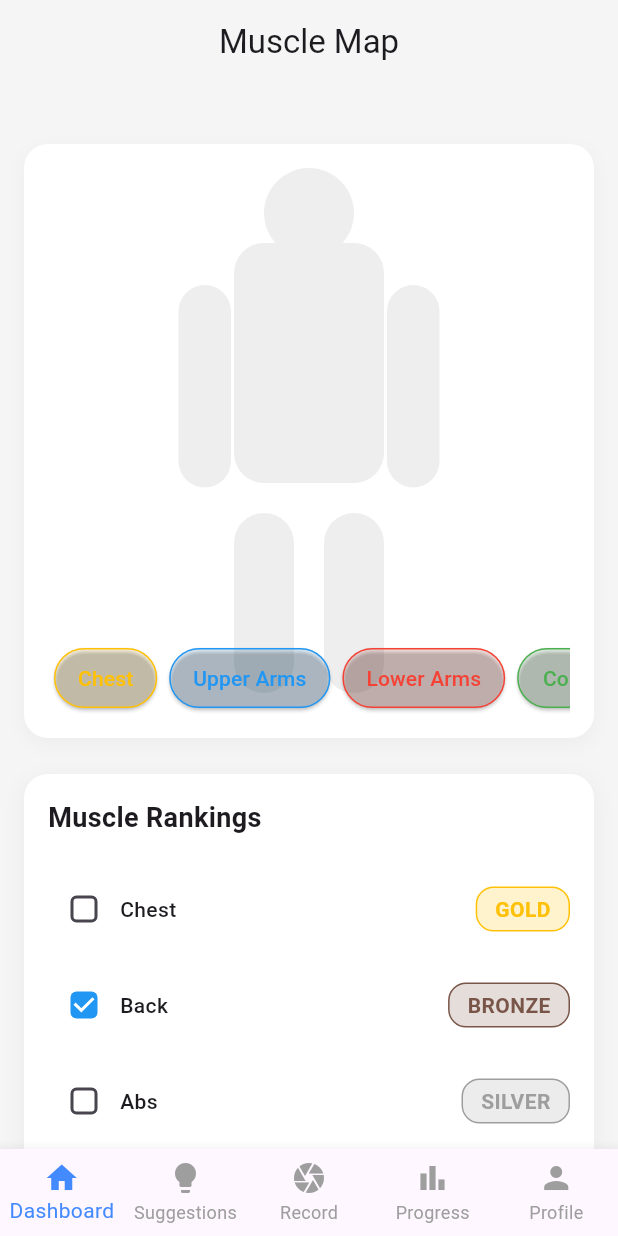
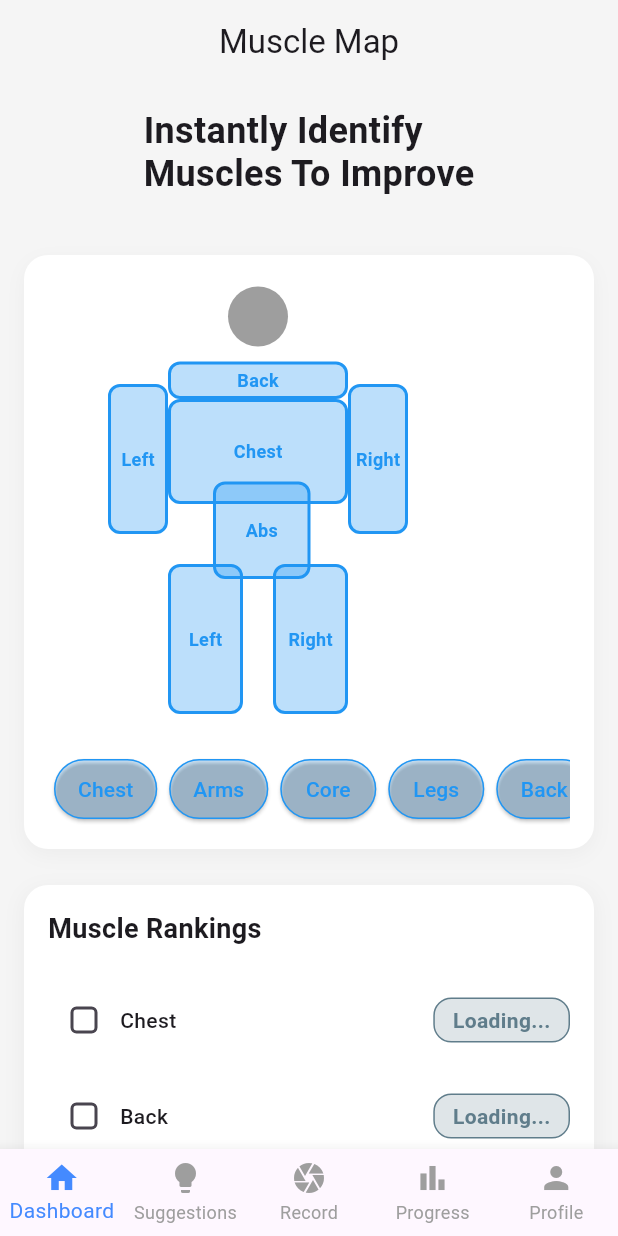
Before and after one commit to amarsheth19/GymGenius, a Flutter app: the screen it shows after launch, item 5 of the bottom bar chosen, after a tap on "Sign in", after a tap on the "arrow back" icon, on a phone screen of 412 x 824 dp. Run offline on Flutter 3.47's test engine with Material 3 defaults, Android fonts, the phone set to English and light mode, and no system bars; our stand-ins replace camera, cloud_firestore, firebase_auth, firebase_core, table_calendar, video_player; accounts and stored records are empty.

Commit message:
Created backend logic for dashboard page

```diff
--- a/lib/dashboard_page.dart
+++ b/lib/dashboard_page.dart
@@ -1,12 +1,59 @@
 import 'package:flutter/material.dart';
+import 'package:firebase_auth/firebase_auth.dart';
+import 'package:cloud_firestore/cloud_firestore.dart';
 
-class DashboardPage extends StatelessWidget {
+class DashboardPage extends StatefulWidget {
   const DashboardPage({super.key});
+
+  @override
+  State<DashboardPage> createState() => _DashboardPageState();
+}
+
+class _DashboardPageState extends State<DashboardPage> {
+  final _auth = FirebaseAuth.instance;
+  final _firestore = FirebaseFirestore.instance;
+  Map<String, String> _muscleRanks = {};
+
+  @override
+  void initState() {
+    super.initState();
+    _fetchMuscleRanks();
+  }
+
+  Future<void> _fetchMuscleRanks() async {
+    final user = _auth.currentUser;
+    if (user == null) return;
+
+    final snapshot = await _firestore
+        .collection('userRanks')
+        .doc(user.uid)
+        .collection('muscleGroups')
+        .get();
+
+    final expectedMuscles = [
+      'Chest', 'Back', 'Abs', 'Left Arm', 'Right Arm', 'Left Leg', 'Right Leg'
+    ];
+
+    final data = {
+      for (var doc in snapshot.docs)
+        if (expectedMuscles.contains(doc.id)) doc.id: doc['rank'] as String,
+    };
+
+    setState(() => _muscleRanks = data);
+  }
+
+  String _getRank(String muscle) {
+    return _muscleRanks[muscle] ?? 'Loading...';
+  }
+
+  bool _isChecked(String muscle) {
+    return _getRank(muscle).contains('GOLD');
+  }
 
   @override
   Widget build(BuildContext context) {
     return Scaffold(
-      backgroundColor: const Color.fromARGB(255, 245, 245, 245),
+      backgroundColor: Colors.grey[100],
       appBar: AppBar(
         title: const Text('Muscle Map'),
         centerTitle: true,
@@ -18,7 +65,7 @@ class DashboardPage extends StatelessWidget {
           padding: const EdgeInsets.all(16.0),
           child: Column(
             children: [
-              // _buildHeaderSection(), // Uncomment if you want to use this section.
+              _buildHeaderSection(),
               const SizedBox(height: 24),
               _buildInteractiveBodyGraph(context),
               const SizedBox(height: 24),
@@ -29,6 +76,7 @@ class DashboardPage extends StatelessWidget {
       ),
     );
   }
+
 
   // ========== CORE COMPONENTS ========== //
 
@@ -54,111 +102,26 @@ class DashboardPage extends StatelessWidget {
               painter: _BodyPainter(),
               child: Stack(
                 children: [
+                  Positioned(
+                    top: 5, // Adjust the position to place it above the torso
+                    left: 120, // Center it horizontally
+                    child: Container(
+                      width: 40, // Circular head width
+                      height: 40, // Circular head height
+                      decoration: BoxDecoration(
+                        color: Colors.grey, // Head color
+                        shape: BoxShape.circle,
+                      ),
+                    ),
+                  ),
                   // Chest and Back
-                  _buildMuscleZone(
-                    context,
-                    'Back',
-                    Colors.brown,
-                    100,
-                    100,
-                    640,
-                    70,
-                  ),
-                  _buildMuscleZone(
-                    context,
-                    'Chest',
-                    Colors.amber,
-                    100,
-                    60,
-                    640,
-                    60,
-                  ),
-                  // Arms
-                  _buildMuscleZone(
-                    context,
-                    'Left Arm',
-                    Colors.blue,
-                    40,
-                    70,
-                    600,
-                    60,
-                  ),
-                  _buildMuscleZone(
-                    context,
-                    'Right Arm',
-                    Colors.blue,
-                    40,
-                    70,
-                    740,
-                    60,
-                  ),
-                  // Forearms
-                  _buildMuscleZone(
-                    context,
-                    'Left Forearm',
-                    Colors.red,
-                    35,
-                    50,
-                    602,
-                    135,
-                  ),
-                  _buildMuscleZone(
-                    context,
-                    'Right Forearm',
-                    Colors.red,
-                    35,
-                    50,
-                    742,
-                    135,
-                  ),
-                  // Core
-                  _buildMuscleZone(
-                    context,
-                    'Abs',
-                    Colors.green,
-                    100,
-                    60,
-                    640,
-                    140,
-                  ),
-                  // Legs
-                  _buildMuscleZone(
-                    context,
-                    'Left Upper Leg',
-                    Colors.purple,
-                    40,
-                    60,
-                    640,
-                    200,
-                  ),
-                  _buildMuscleZone(
-                    context,
-                    'Right Upper Leg',
-                    Colors.purple,
-                    40,
-                    60,
-                    700,
-                    200,
-                  ),
-                  // Lower Legs
-                  _buildMuscleZone(
-                    context,
-                    'Left Calf',
-                    Colors.orange,
-                    40,
-                    60,
-                    640,
-                    260,
-                  ),
-                  _buildMuscleZone(
-                    context,
-                    'Right Calf',
-                    Colors.orange,
-                    40,
-                    60,
-                    700,
-                    260,
-                  ),
+                  _buildMuscleZone(context, 'Back', 120, 25, 80, 55),
+                  _buildMuscleZone(context, 'Chest', 120, 70, 80, 80),
+                  _buildMuscleZone(context, 'Left Arm', 40, 100, 40, 70),
+                  _buildMuscleZone(context, 'Right Arm', 40, 100, 200, 70),
+                  _buildMuscleZone(context, 'Abs', 65, 65, 110, 135),
+                  _buildMuscleZone(context, 'Left Leg', 50, 100, 80, 190),
+                  _buildMuscleZone(context, 'Right Leg', 50, 100, 150, 190),
                 ],
               ),
             ),
@@ -171,17 +134,17 @@ class DashboardPage extends StatelessWidget {
   }
 
   // ========== MUSCLE ZONES ========== //
-
   Widget _buildMuscleZone(
     BuildContext context,
     String name,
-    Color color,
     double width,
     double height,
     double left,
-    double top, {
-    bool visible = true,
-  }) {
+    double top,
+  ) {
+    final rank = _muscleRanks[name] ?? '';
+    final color = _getColorFromRank(rank);
+
     return Positioned(
       left: left,
       top: top,
@@ -191,13 +154,11 @@ class DashboardPage extends StatelessWidget {
           width: width,
           height: height,
           decoration: BoxDecoration(
-            color: visible ? color.withOpacity(0.3) : Colors.transparent,
-            border: visible ? Border.all(color: color, width: 2) : null,
+            color: color.withOpacity(0.3),
+            border: Border.all(color: color, width: 2),
             borderRadius: BorderRadius.circular(8),
           ),
-          child:
-              visible
-                  ? Center(
+          child: Center(
             child: Text(
               name.split(' ').first,
               style: TextStyle(
@@ -206,46 +167,53 @@ class DashboardPage extends StatelessWidget {
                 fontSize: 12,
               ),
             ),
-                  )
-                  : null,
+          ),
         ),
       ),
     );
   }
 
+
+
+
     // ========== BUTTON ROW ========== //
 
   Widget _buildMuscleButtonsRow(BuildContext context) {
     final muscles = {
-      'Chest': Colors.amber,
-      'Upper Arms': Colors.blue,
-      'Lower Arms': Colors.red,
-      'Core': Colors.green,
-      'Upper Legs': Colors.purple,
-      'Lower Legs': Colors.orange,
-      'Back': Colors.brown,
+      'Chest': 'Chest',
+      'Arms': ['Left Arm', 'Right Arm'],
+      'Core': 'Abs',
+      'Legs': ['Left Leg', 'Right Leg'],
+      'Back': 'Back',
     };
 
     return SingleChildScrollView(
       scrollDirection: Axis.horizontal,
       child: Row(
-        mainAxisAlignment: MainAxisAlignment.center,
-        children:
-            muscles.entries.map((entry) {
+        children: muscles.entries.map((entry) {
+          Color color;
+          if (entry.value is String) {
+            color = _getColorFromRank(_muscleRanks[entry.value] ?? '');
+          } else {
+            // Combine ranks if multiple muscles
+            final ranks = (entry.value as List<String>)
+                .map((muscle) => _muscleRanks[muscle] ?? '')
+                .toList();
+            // Just average by choosing the most dominant one (e.g., CHAMPION > GOLD > ...)
+            color = _getColorFromRank(ranks.firstWhere((r) => r.isNotEmpty, orElse: () => ''));
+          }
+
           return Padding(
             padding: const EdgeInsets.symmetric(horizontal: 4),
             child: ElevatedButton(
               style: ElevatedButton.styleFrom(
-                    backgroundColor: entry.value.withOpacity(0.1),
-                    foregroundColor: entry.value,
+                backgroundColor: color.withOpacity(0.2),
+                foregroundColor: color,
                 shape: RoundedRectangleBorder(
                   borderRadius: BorderRadius.circular(20),
-                      side: BorderSide(color: entry.value),
+                  side: BorderSide(color: color),
                 ),
-                    padding: const EdgeInsets.symmetric(
-                      horizontal: 16,
-                      vertical: 8,
-                    ),
+                padding: const EdgeInsets.symmetric(horizontal: 16, vertical: 8),
               ),
               onPressed: () => _highlightMuscle(context, entry.key),
               child: Text(entry.key),
@@ -271,8 +239,7 @@ class DashboardPage extends StatelessWidget {
   void _showMuscleDetails(BuildContext context, String muscle, Color color) {
     showDialog(
       context: context,
-      builder:
-          (context) => AlertDialog(
+      builder: (context) => AlertDialog(
         title: Text(muscle, style: TextStyle(color: color)),
         content: Column(
           mainAxisSize: MainAxisSize.min,
@@ -280,18 +247,18 @@ class DashboardPage extends StatelessWidget {
             const Text('Current Rank:'),
             const SizedBox(height: 8),
             Container(
-                  padding: const EdgeInsets.symmetric(
-                    horizontal: 12,
-                    vertical: 4,
-                  ),
+              padding: const EdgeInsets.symmetric(horizontal: 12, vertical: 4),
               decoration: BoxDecoration(
-                    color: color.withOpacity(0.1),
+                color: color.withOpacity(0.2),
                 borderRadius: BorderRadius.circular(12),
                 border: Border.all(color: color),
               ),
               child: Text(
                 _getRankFromColor(color),
-                    style: TextStyle(color: color, fontWeight: FontWeight.bold),
+                style: TextStyle(
+                  color: color,
+                  fontWeight: FontWeight.bold,
+                ),
               ),
             ),
           ],
@@ -307,6 +274,23 @@ class DashboardPage extends StatelessWidget {
   }
 
   // ========== SUPPORTING WIDGETS ========== //
+
+  Widget _buildHeaderSection() {
+    return Column(
+      crossAxisAlignment: CrossAxisAlignment.start,
+      children: [
+        const Text(
+          'Instantly Identify\nMuscles To Improve',
+          style: TextStyle(
+            fontSize: 24,
+            fontWeight: FontWeight.bold,
+            height: 1.2,
+          ),
+        ),
+        const SizedBox(height: 16),
+      ],
+    );
+  }
 
   Widget _buildRankingItem(String muscle, String rank, bool isChecked) {
     Color rankColor;
@@ -339,7 +323,10 @@ class DashboardPage extends StatelessWidget {
               borderRadius: BorderRadius.circular(4),
             ),
           ),
-          Text(muscle, style: const TextStyle(fontWeight: FontWeight.w500)),
+          Text(
+            muscle,
+            style: const TextStyle(fontWeight: FontWeight.w500),
+          ),
           const Spacer(),
           Container(
             padding: const EdgeInsets.symmetric(horizontal: 12, vertical: 4),
@@ -350,7 +337,10 @@ class DashboardPage extends StatelessWidget {
             ),
             child: Text(
               rank,
-              style: TextStyle(color: rankColor, fontWeight: FontWeight.bold),
+              style: TextStyle(
+                color: rankColor,
+                fontWeight: FontWeight.bold,
+              ),
             ),
           ),
         ],
@@ -358,7 +348,18 @@ class DashboardPage extends StatelessWidget {
     );
   }
 
+
   Widget _buildMuscleRankingsSection() {
+    final muscleGroups = [
+      'Chest',
+      'Back',
+      'Abs',
+      'Left Arm',
+      'Right Arm',
+      'Left Leg',
+      'Right Leg',
+    ];
+
     return Container(
       padding: const EdgeInsets.all(16),
       decoration: BoxDecoration(
@@ -379,58 +380,61 @@ class DashboardPage extends StatelessWidget {
           const Row(
             children: [
               Text(
-                'Muscle Rankings ',
-                style: TextStyle(fontSize: 18, fontWeight: FontWeight.bold),
+                'Muscle Rankings',
+                style: TextStyle(
+                  fontSize: 18,
+                  fontWeight: FontWeight.bold,
+                ),
               ),
             ],
           ),
           const SizedBox(height: 16),
-          _buildRankingItem('Chest', 'GOLD', false),
-          _buildRankingItem('Back', 'BRONZE', true),
-          _buildRankingItem('Abs', 'SILVER', false),
-          _buildRankingItem('Biceps', 'BRONZE', false),
-          _buildRankingItem('Quads', 'GOLD', false),
+          for (final muscle in muscleGroups)
+            _buildRankingItem(
+              muscle,
+              _muscleRanks[muscle] ?? 'Loading...',
+              _muscleRanks[muscle]?.toUpperCase().contains('GOLD') ?? false,
+            ),
         ],
       ),
     );
   }
 
+
   String _getRankFromColor(Color color) {
-    if (color == Colors.amber) return 'GOLD';
-    if (color == Colors.blue) return 'SILVER';
-    if (color == Colors.green) return 'CHAMPION';
-    if (color == Colors.brown) return 'BRONZE';
-    return 'BRONZE';
+    if (color == Colors.amber) return 'Gold';
+    if (color == Colors.grey) return 'Silver';
+    if (color == Colors.green) return 'Champion';
+    if (color == Colors.brown) return 'Bronze';
+    return 'Bronze';
+  }
+
+  Color _getColorFromRank(String rank) {
+    final upper = rank.toUpperCase();
+    if (upper.contains('CHAMPION')) return Colors.green;
+    if (upper.contains('GOLD')) return Colors.amber;
+    if (upper.contains('SILVER')) return Colors.grey;
+    if (upper.contains('BRONZE')) return Colors.brown;
+    return Colors.blue;
   }
 }
 
-//========== BODY PAINTER ========== //
+// ========== BODY PAINTER ========== //
 
 class _BodyPainter extends CustomPainter {
   @override
   void paint(Canvas canvas, Size size) {
-    final paint =
-        Paint()
-          ..color = Colors.grey[200]!
+    final paint = Paint()
+      ..color = Colors.white
       ..style = PaintingStyle.fill;
-
-    final centerX = size.width / 2;
-    final centerY = size.height / 2;
-    final torsoWidth = 100.0;
-    final torsoHeight = 160.0;
-    final headRadius = 30.0;
-    final armWidth = 35.0;
-    final armHeight = 135.0;
-    final legWidth = 40.0;
-    final legHeight = 120.0;
 
     // Draw torso
     canvas.drawRRect(
       RRect.fromRectAndRadius(
         Rect.fromCenter(
-          center: Offset(centerX, centerY - 20),
-          width: torsoWidth,
-          height: torsoHeight,
+          center: Offset(size.width / 2, size.height / 2 - 20),
+          width: 120,
+          height: 180,
         ),
         const Radius.circular(20),
       ),
@@ -439,32 +443,22 @@ class _BodyPainter extends CustomPainter {
 
     // Draw head
     canvas.drawCircle(
-      Offset(centerX, 30), // Adjusted centerX to ensure correct placement
-      headRadius,
+      Offset(size.width / 2, 40),
+      20,
       paint,
     );
 
     // Draw arms
     canvas.drawRRect(
       RRect.fromRectAndRadius(
-        Rect.fromLTWH(
-          centerX - torsoWidth / 2 - armWidth - 2,
-          centerY - torsoHeight / 2 + 8,
-          armWidth,
-          armHeight,
-        ),
+        Rect.fromLTWH(30, 100, 40, 120),
         const Radius.circular(20),
       ),
       paint,
     );
     canvas.drawRRect(
       RRect.fromRectAndRadius(
-        Rect.fromLTWH(
-          centerX + torsoWidth / 2 + 2,
-          centerY - torsoHeight / 2 + 8,
-          armWidth,
-          armHeight,
-        ),
+        Rect.fromLTWH(size.width - 70, 100, 40, 120),
         const Radius.circular(20),
       ),
       paint,
@@ -473,24 +467,14 @@ class _BodyPainter extends CustomPainter {
     // Draw legs
     canvas.drawRRect(
       RRect.fromRectAndRadius(
-        Rect.fromLTWH(
-          centerX - torsoWidth / 2,
-          centerY + torsoHeight / 2,
-          legWidth,
-          legHeight,
-        ),
+        Rect.fromLTWH(60, 200, 50, 140),
         const Radius.circular(20),
       ),
       paint,
     );
     canvas.drawRRect(
       RRect.fromRectAndRadius(
-        Rect.fromLTWH(
-          centerX + torsoWidth / 2 - legWidth,
-          centerY + torsoHeight / 2,
-          legWidth,
-          legHeight,
-        ),
+        Rect.fromLTWH(size.width - 110, 200, 50, 140),
         const Radius.circular(20),
       ),
       paint,
--- a/lib/main.dart
+++ b/lib/main.dart
@@ -1,10 +1,12 @@
 import 'package:flutter/material.dart';
 import 'package:firebase_auth/firebase_auth.dart';
 import 'package:firebase_core/firebase_core.dart';
+import 'package:cloud_firestore/cloud_firestore.dart';
 import 'firebase_options.dart';
 import 'dashboard_page.dart';
 import 'record_page.dart';
 import 'suggestions_page.dart';
+
 
 import 'profile_page.dart';
 import 'progress_page.dart';
@@ -60,6 +62,24 @@ final ThemeData darkTheme = ThemeData(
 
 final ValueNotifier<ThemeMode> themeNotifier = ValueNotifier(ThemeMode.system);
 
+Future<void> initializeMuscleRanksIfNeeded(String userId) async {
+  final firestore = FirebaseFirestore.instance;
+  final userRanksRef = firestore.collection('userRanks').doc(userId);
+  final muscleGroups = [
+    'Chest', 'Back', 'Abs',
+    'Left Arm', 'Right Arm', 'Left Leg', 'Right Leg',
+  ];
+
+  for (String muscle in muscleGroups) {
+    final docRef = userRanksRef.collection('muscleGroups').doc(muscle);
+    final doc = await docRef.get();
+    if (!doc.exists) {
+      await docRef.set({'rank': 'BRONZE'});
+    }
+  }
+}
+
+
 void main() async {
   WidgetsFlutterBinding.ensureInitialized();
   await Firebase.initializeApp(options: DefaultFirebaseOptions.currentPlatform);
@@ -99,7 +119,14 @@ class AuthWrapper extends StatelessWidget {
             body: Center(child: CircularProgressIndicator()),
           );
         }
-        return const MainScreen(); // Always show MainScreen now
+
+        final user = FirebaseAuth.instance.currentUser;
+        if (user != null) {
+          // Call once per login session
+          initializeMuscleRanksIfNeeded(user.uid);
+        }
+
+        return const MainScreen(); // Continue to main app
       },
     );
   }
--- a/lib/progress_page.dart
+++ b/lib/progress_page.dart
@@ -524,7 +524,7 @@ class _ProgressPageState extends State<ProgressPage> {
             minHeight: 10,
           ),
           const SizedBox(height: 4),
-          Text('${percentage}% of goal achieved'),
+          Text('$percentage% of goal achieved'),
         ],
       ),
     );
--- a/lib/record_page.dart
+++ b/lib/record_page.dart
@@ -399,9 +399,3 @@ class _RecordPageState extends State<RecordPage> {
     );
   }
 }
-<<<<<<< Updated upstream
-=======
-
-
-
->>>>>>> Stashed changes
```
Also changed, not shown: lib/workout_detail_screen.dart (+143 -160 lines). Lines whose indentation alone changed are shown as unchanged.
